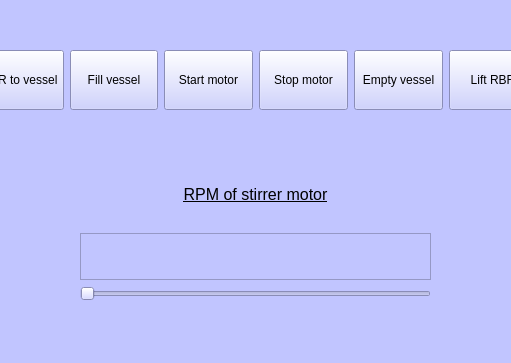
The window that automation/GUI_prototype.ui (AndreasNilsson123/SpinchemDBT23) describes before a commit, drawn with Qt 5; both pictures show x 140 to 651 and y 0 to 363 of the 800 by 480 pixel window.
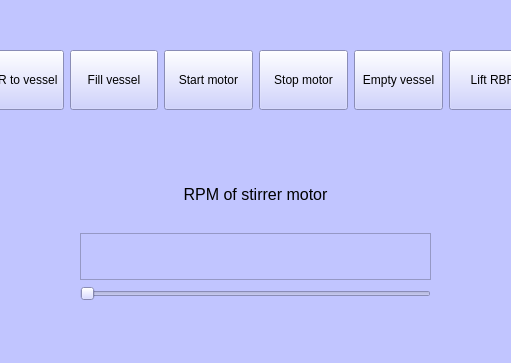
The same window after the commit.

Commit message: Changes to GUI and main mainly

Diff of the .ui file:
```diff
--- a/automation/GUI_prototype.ui
+++ b/automation/GUI_prototype.ui
@@ -154,12 +154,15 @@
        <property name="verticalScrollBarPolicy">
         <enum>Qt::ScrollBarAlwaysOff</enum>
        </property>
+       <property name="readOnly">
+        <bool>true</bool>
+       </property>
        <property name="html">
         <string>&lt;!DOCTYPE HTML PUBLIC &quot;-//W3C//DTD HTML 4.0//EN&quot; &quot;http://www.w3.org/TR/REC-html40/strict.dtd&quot;&gt;
 &lt;html&gt;&lt;head&gt;&lt;meta name=&quot;qrichtext&quot; content=&quot;1&quot; /&gt;&lt;style type=&quot;text/css&quot;&gt;
 p, li { white-space: pre-wrap; }
 &lt;/style&gt;&lt;/head&gt;&lt;body style=&quot; font-family:'MS Shell Dlg 2'; font-size:7.8pt; font-weight:400; font-style:normal;&quot;&gt;
-&lt;p align=&quot;center&quot; style=&quot; margin-top:0px; margin-bottom:0px; margin-left:0px; margin-right:0px; -qt-block-indent:0; text-indent:0px;&quot;&gt;&lt;span style=&quot; font-size:12pt; text-decoration: underline;&quot;&gt;RPM of stirrer motor&lt;/span&gt;&lt;/p&gt;
+&lt;p align=&quot;center&quot; style=&quot; margin-top:0px; margin-bottom:0px; margin-left:0px; margin-right:0px; -qt-block-indent:0; text-indent:0px;&quot;&gt;&lt;span style=&quot; font-size:12pt;&quot;&gt;RPM of stirrer motor&lt;/span&gt;&lt;/p&gt;
 &lt;p align=&quot;center&quot; style=&quot;-qt-paragraph-type:empty; margin-top:0px; margin-bottom:0px; margin-left:0px; margin-right:0px; -qt-block-indent:0; text-indent:0px;&quot;&gt;&lt;br /&gt;&lt;/p&gt;&lt;/body&gt;&lt;/html&gt;</string>
        </property>
       </widget>
```
The commit also changes 2 other files.
